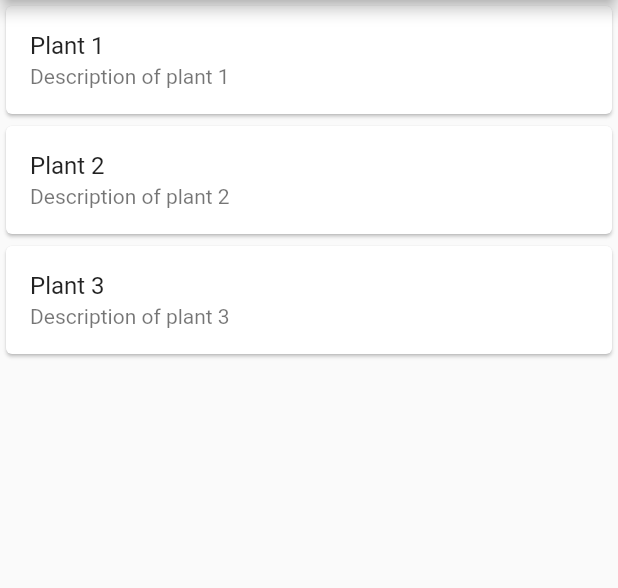
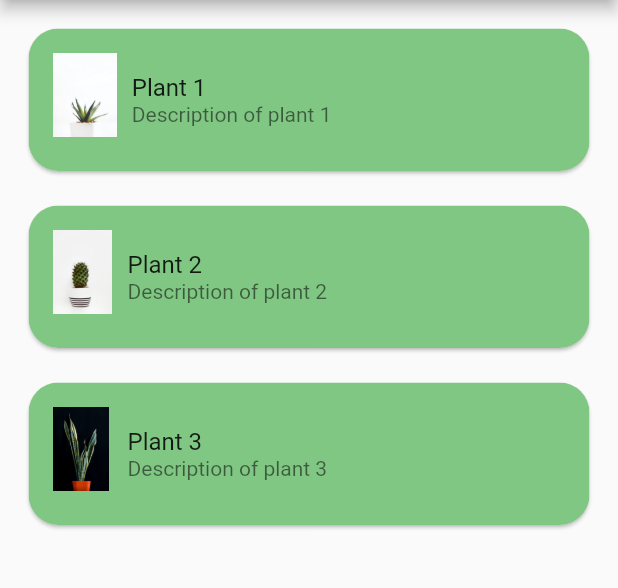
Before and after one commit to hackerboi101/plant_shop_app, a Flutter app: the screen it shows after launch, on a phone screen of 412 x 824 dp, the part 84-672 px from its top. Run offline on Flutter 3.47's test engine with Material 2 defaults, Android fonts, the phone set to English and light mode, and no system bars; our stand-ins replace firebase_core; accounts and stored records are empty.

Commit message:
Update to frontend and adding firebase firestore

```diff
--- a/lib/main.dart
+++ b/lib/main.dart
@@ -65,10 +65,21 @@ class HomePage extends StatelessWidget {
       body: ListView.builder(
         itemCount: plants.length,
         itemBuilder: (context, index) {
-          return Card(
+          return Padding(
+            padding: const EdgeInsets.only(top: 15, left: 15, right: 15),
+            child: Card(
+              shape: RoundedRectangleBorder(
+                  borderRadius: BorderRadius.circular(20)),
               child: ListTile(
+                shape: RoundedRectangleBorder(
+                    borderRadius: BorderRadius.circular(20)),
+                leading: Image.asset(
+                  plants[index].image,
+                  fit: BoxFit.contain,
+                ),
                 title: Text(plants[index].name),
                 subtitle: Text(plants[index].description),
+                tileColor: Colors.green[300],
                 onTap: () {
                   Navigator.push(
                     context,
@@ -79,6 +90,9 @@ class HomePage extends StatelessWidget {
                     ),
                   );
                 },
+                horizontalTitleGap: 10,
+                minVerticalPadding: 30,
+              ),
             ),
           );
         },
```
Also changed, not shown: pubspec.yaml (+7 -0 lines), assets/plant1.jpg (added), assets/plant2.jpg (added), assets/plant3.jpg (added), pubspec.lock, 1 other file. Lines whose indentation alone changed are shown as unchanged.
